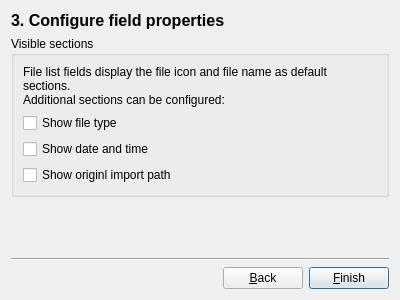
The window that ui/filesfieldwizard.ui (giowck/symphytum) describes before a commit, drawn with Qt 5.
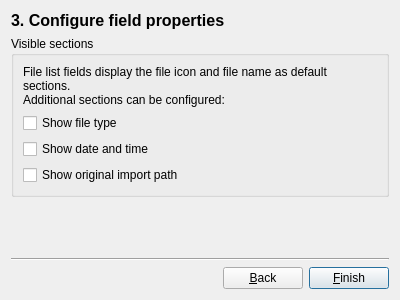
The same window after the commit.

Patch:
```diff
--- a/ui/filesfieldwizard.ui
+++ b/ui/filesfieldwizard.ui
@@ -71,7 +71,7 @@
          <string>save the original directory path from which a file was imported</string>
         </property>
         <property name="text">
-         <string>Show originl import path</string>
+         <string>Show original import path</string>
         </property>
        </widget>
       </item>
```
